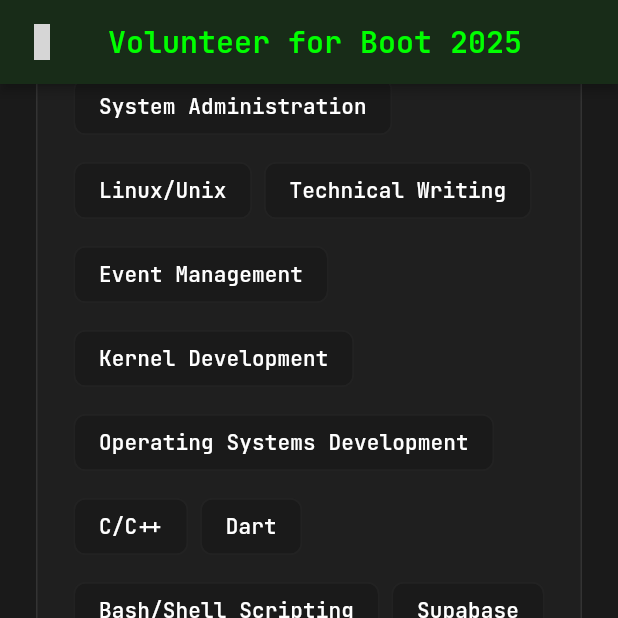
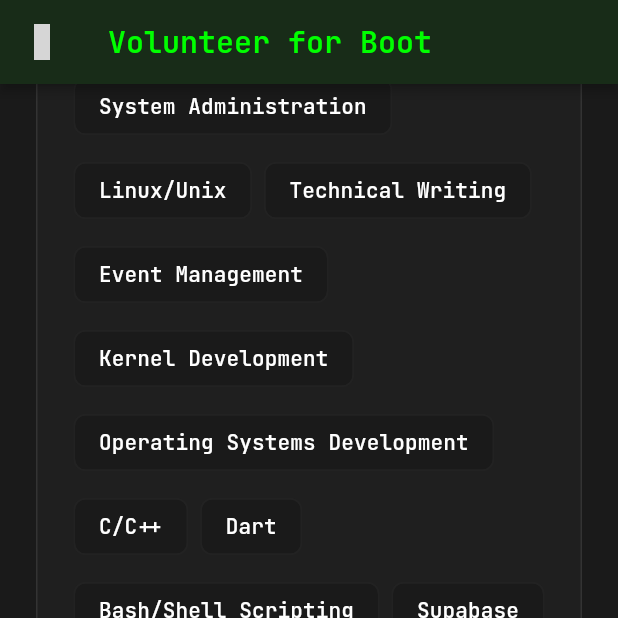
Before and after one commit to Choccy-vr/Boot-Web, a Flutter app: the VolunteerPage screen opened directly, scrolled down 1728 dp, on a phone screen of 412 x 824 dp, the top half of it. Run offline on Flutter 3.47's test engine with Material 3 defaults, Android fonts, the phone set to English and light mode, and no system bars; our stand-ins replace google_fonts, material_symbols_icons, supabase_flutter; accounts and stored records are empty; grey boxes are pictures that could not be loaded.

Commit message:
Added Date
Added Date, Replaced Boot 2025 with just Boot, Added sponsorship text at footer.

```diff
--- a/lib/pages/Home.dart
+++ b/lib/pages/Home.dart
@@ -166,7 +166,7 @@ class _HomePageState extends State<HomePage> with TickerProviderStateMixin {
           ),
           const SizedBox(width: 12),
           Text(
-            'Boot 2025',
+            'Boot',
             style: textTheme.headlineSmall?.copyWith(
               color: colorScheme.primary,
               fontWeight: FontWeight.bold,
@@ -603,7 +603,7 @@ class _HomePageState extends State<HomePage> with TickerProviderStateMixin {
           const SizedBox(height: 20),
           _buildEnhancedFactRow(
             'When:',
-            'Winter 2025',
+            '12/01/25 -> 04/01/26',
             Symbols.schedule,
             colorScheme,
             textTheme,
@@ -1744,7 +1744,7 @@ class _HomePageState extends State<HomePage> with TickerProviderStateMixin {
                 const SizedBox(height: 16),
 
                 Text(
-                  'Join us in making Boot 2025 an incredible experience for teen developers',
+                  'Join us in making Boot an incredible experience for teen developers',
                   textAlign: TextAlign.center,
                   style: textTheme.bodyMedium?.copyWith(
                     color: colorScheme.onSurfaceVariant,
@@ -1974,7 +1974,7 @@ class _HomePageState extends State<HomePage> with TickerProviderStateMixin {
             ),
             const SizedBox(width: 12),
             Text(
-              'Boot 2025',
+              'Boot',
               style: textTheme.headlineSmall?.copyWith(
                 color: colorScheme.primary,
                 fontWeight: FontWeight.bold,
@@ -1988,6 +1988,13 @@ class _HomePageState extends State<HomePage> with TickerProviderStateMixin {
           style: textTheme.bodyMedium?.copyWith(
             color: colorScheme.onSurfaceVariant,
             height: 1.5,
+          ),
+        ),
+        const SizedBox(height: 128),
+        Text(
+          'Boot is fiscally sponsored by The Hack Foundation (d.b.a. Hack Club), a 501(c)(3) nonprofit (EIN: 81-2908499).',
+          style: textTheme.bodyMedium?.copyWith(
+            color: colorScheme.onSurfaceVariant,
           ),
         ),
       ],
--- a/lib/pages/RSVP_Page.dart
+++ b/lib/pages/RSVP_Page.dart
@@ -80,7 +80,7 @@ class _RSVPPageState extends State<RSVPPage> {
     return Scaffold(
       backgroundColor: colorScheme.surface,
       appBar: AppBar(
-        title: Text('RSVP for Boot 2025'),
+        title: Text('RSVP for Boot'),
         backgroundColor: colorScheme.surface.withAlpha(242),
         foregroundColor: colorScheme.primary,
         leading: IconButton(
@@ -126,7 +126,7 @@ class _RSVPPageState extends State<RSVPPage> {
                     ),
                     const SizedBox(height: 24),
                     Text(
-                      'Join Boot 2025!',
+                      'Join Boot!',
                       style: textTheme.headlineLarge?.copyWith(
                         color: colorScheme.primary,
                         fontWeight: FontWeight.bold,
--- a/lib/pages/Sponsor_Page.dart
+++ b/lib/pages/Sponsor_Page.dart
@@ -109,7 +109,7 @@ class _SponsorPageState extends State<SponsorPage> {
   ) {
     return AppBar(
       title: Text(
-        'Sponsor Boot 2025',
+        'Sponsor Boot',
         style: textTheme.headlineSmall?.copyWith(
           color: colorScheme.primary,
           fontWeight: FontWeight.bold,
@@ -161,7 +161,7 @@ class _SponsorPageState extends State<SponsorPage> {
           ),
           const SizedBox(height: 24),
           Text(
-            'Partner with Boot 2025',
+            'Partner with Boot',
             style: textTheme.headlineLarge?.copyWith(
               color: colorScheme.primary,
               fontWeight: FontWeight.bold,
--- a/lib/pages/Volunteer_Page.dart
+++ b/lib/pages/Volunteer_Page.dart
@@ -163,7 +163,7 @@ class _VolunteerPageState extends State<VolunteerPage> {
     return Scaffold(
       backgroundColor: colorScheme.surface,
       appBar: AppBar(
-        title: Text('Volunteer for Boot 2025'),
+        title: Text('Volunteer for Boot'),
         backgroundColor: colorScheme.surface.withAlpha(242),
         foregroundColor: colorScheme.primary,
         leading: IconButton(
```
